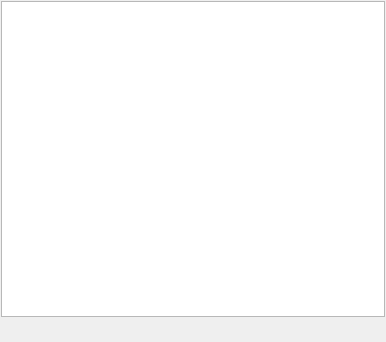
Qt form src/signA/widget/SAFigureLayoutWidget.ui (czyt1988/sa) before a commit.
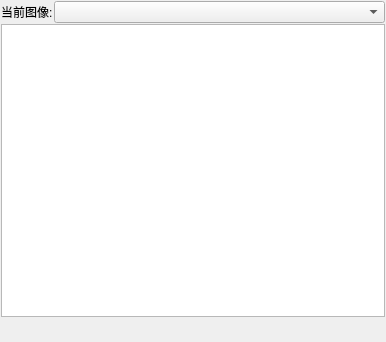
The same form after that commit. Icons and pictures are not drawn.

Commit message: 图层添加选择当前图像功能 Signed-off-by: czyt1988 <czy.t@163.com>

```diff
--- a/src/signA/widget/SAFigureLayoutWidget.ui
+++ b/src/signA/widget/SAFigureLayoutWidget.ui
@@ -29,6 +29,26 @@
    <property name="bottomMargin">
     <number>1</number>
    </property>
+   <item>
+    <layout class="QHBoxLayout" name="horizontalLayout_2">
+     <item>
+      <widget class="QLabel" name="label">
+       <property name="sizePolicy">
+        <sizepolicy hsizetype="Maximum" vsizetype="Preferred">
+         <horstretch>0</horstretch>
+         <verstretch>0</verstretch>
+        </sizepolicy>
+       </property>
+       <property name="text">
+        <string>当前图像:</string>
+       </property>
+      </widget>
+     </item>
+     <item>
+      <widget class="QComboBox" name="comboBoxCurrentChart"/>
+     </item>
+    </layout>
+   </item>
    <item>
     <widget class="QTableView" name="tableView"/>
    </item>
```
The commit also changes 6 other files.
